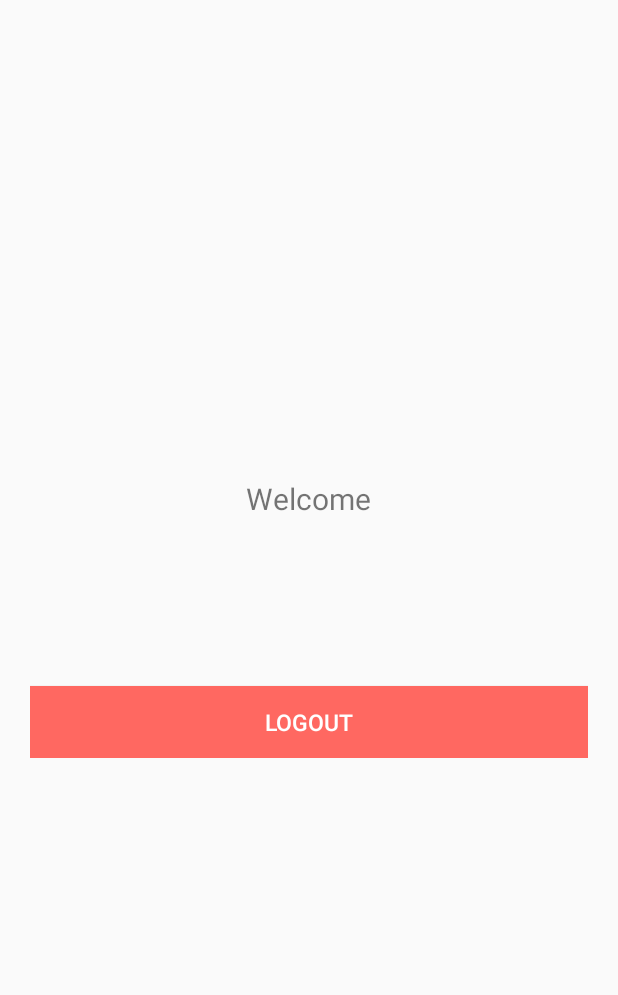
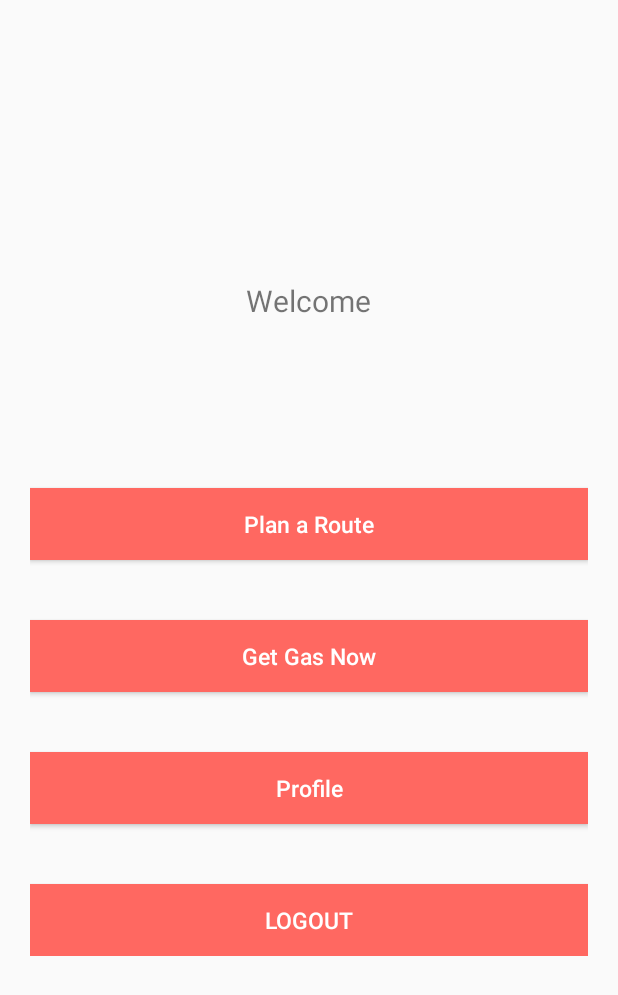
Before and after one commit to d7knight/Best-Fuel, an Android app: the MainActivity screen opened directly, with no data from a screen before it, on a phone screen of 412 x 824 dp. Shown: the top 995 px of the screen. Run offline under Robolectric (Android 15) with nearby library versions, the phone set to English and light mode, and no system bars; 1 statement that could not run was skipped.

Commit message:
connected activities

```diff
--- a/app/src/main/java/com/example/cs446project/bestfuel/MainActivity.java
+++ b/app/src/main/java/com/example/cs446project/bestfuel/MainActivity.java
@@ -74,4 +74,19 @@ public class MainActivity extends Activity {
 		startActivity(intent);
 		finish();
 	}
+	public void profile(View v){
+		Intent intent = new Intent(MainActivity.this, ProfileActivity.class);
+		startActivity(intent);
+		finish();
+	}
+	public void gasNow(View v){
+		Intent intent = new Intent(MainActivity.this, MapActivity.class);
+		startActivity(intent);
+		finish();
+	}
+	public void planRoute(View v){
+		Intent intent = new Intent(MainActivity.this, MapActivity.class);
+		startActivity(intent);
+		finish();
+	}
 }
--- a/app/src/main/res/layout/activity_main.xml
+++ b/app/src/main/res/layout/activity_main.xml
@@ -34,6 +34,39 @@
             android:textSize="13dp" />
 
         <Button
+            android:id="@+id/btnPlan"
+            android:layout_width="fill_parent"
+            android:layout_height="wrap_content"
+            android:layout_marginTop="40dip"
+            android:background="@color/btn_logut_bg"
+            android:text="@string/btn_plan"
+            android:textAllCaps="false"
+            android:textColor="@color/white"
+            android:textSize="15dp"
+            android:onClick="planRoute"/>
+        <Button
+            android:id="@+id/btnGasNow"
+            android:layout_width="fill_parent"
+            android:layout_height="wrap_content"
+            android:layout_marginTop="40dip"
+            android:background="@color/btn_logut_bg"
+            android:text="@string/btn_get_gas_now"
+            android:textAllCaps="false"
+            android:textColor="@color/white"
+            android:textSize="15dp"
+            android:onClick="gasNow"/>
+        <Button
+            android:id="@+id/btnPlan"
+            android:layout_width="fill_parent"
+            android:layout_height="wrap_content"
+            android:layout_marginTop="40dip"
+            android:background="@color/btn_logut_bg"
+            android:text="@string/btn_profile"
+            android:textAllCaps="false"
+            android:textColor="@color/white"
+            android:textSize="15dp"
+            android:onClick="profile"/>
+        <Button
             android:id="@+id/btnLogout"
             android:layout_width="fill_parent"
             android:layout_height="wrap_content"
--- a/app/src/main/res/values/strings.xml
+++ b/app/src/main/res/values/strings.xml
@@ -20,5 +20,8 @@
 
     <string name="hello_world">Hello world!</string>
     <string name="action_settings">Settings</string>
+    <string name="btn_plan">Plan a Route</string>
+    <string name="btn_get_gas_now">Get Gas Now</string>
+    <string name="btn_profile">Profile</string>
 
 </resources>
```
